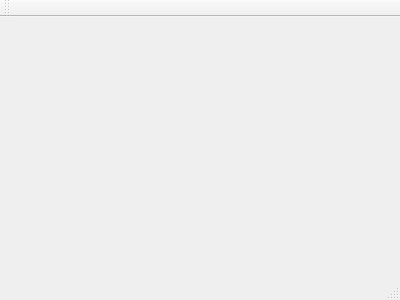
First picture: the form in Android/EpubWrapperAndroid/MainWindow.ui, repository seagullua/EPubWrapper, before the edit.
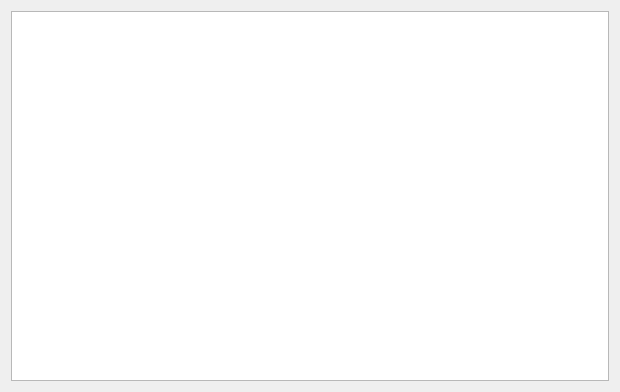
Second picture: the form after the edit.

The edit to the form file:
```diff
--- a/Android/EpubWrapperAndroid/MainWindow.ui
+++ b/Android/EpubWrapperAndroid/MainWindow.ui
@@ -1,24 +1,30 @@
 <ui version="4.0">
  <class>MainWindow</class>
- <widget class="QMainWindow" name="MainWindow" >
-  <property name="geometry" >
+ <widget class="QMainWindow" name="MainWindow">
+  <property name="geometry">
    <rect>
     <x>0</x>
     <y>0</y>
-    <width>400</width>
-    <height>300</height>
+    <width>620</width>
+    <height>392</height>
    </rect>
   </property>
   <property name="windowTitle" >
    <string>MainWindow</string>
   </property>
-  <widget class="QMenuBar" name="menuBar" />
-  <widget class="QToolBar" name="mainToolBar" />
-  <widget class="QWidget" name="centralWidget" />
-  <widget class="QStatusBar" name="statusBar" />
+  <widget class="QWidget" name="centralWidget">
+   <layout class="QHBoxLayout" name="horizontalLayout">
+    <item>
+     <widget class="QTextEdit" name="log">
+      <property name="readOnly">
+       <bool>true</bool>
+      </property>
+     </widget>
+    </item>
+   </layout>
+  </widget>
  </widget>
- <layoutDefault spacing="6" margin="11" />
- <pixmapfunction></pixmapfunction>
+ <layoutdefault spacing="6" margin="11"/>
  <resources/>
  <connections/>
 </ui>
```
Left out of the diff: 3 changed lines with no effect on the pictures.
